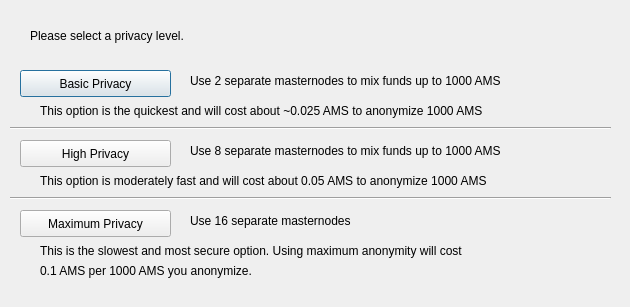
ALLMINER/XDE2, file src/qt/forms/darksendconfig.ui: the form before one commit.
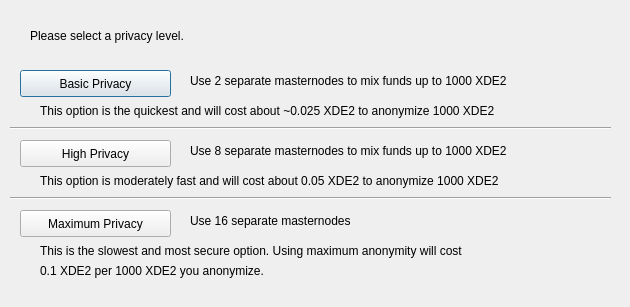
The form after the commit.

Patch:
```diff
--- a/src/qt/forms/darksendconfig.ui
+++ b/src/qt/forms/darksendconfig.ui
@@ -75,7 +75,7 @@
     </rect>
    </property>
    <property name="text">
-    <string>Use 2 separate masternodes to mix funds up to 1000 AMS</string>
+    <string>Use 2 separate masternodes to mix funds up to 1000 XDE2</string>
    </property>
   </widget>
   <widget class="QLabel" name="label_3">
@@ -88,7 +88,7 @@
     </rect>
    </property>
    <property name="text">
-    <string>Use 8 separate masternodes to mix funds up to 1000 AMS</string>
+    <string>Use 8 separate masternodes to mix funds up to 1000 XDE2</string>
    </property>
   </widget>
   <widget class="QLabel" name="label_4">
@@ -114,7 +114,7 @@
     </rect>
    </property>
    <property name="text">
-    <string>This option is the quickest and will cost about ~0.025 AMS to anonymize 1000 AMS</string>
+    <string>This option is the quickest and will cost about ~0.025 XDE2 to anonymize 1000 XDE2</string>
    </property>
   </widget>
   <widget class="QLabel" name="label_7">
@@ -127,7 +127,7 @@
     </rect>
    </property>
    <property name="text">
-    <string>This option is moderately fast and will cost about 0.05 AMS to anonymize 1000 AMS</string>
+    <string>This option is moderately fast and will cost about 0.05 XDE2 to anonymize 1000 XDE2</string>
    </property>
   </widget>
   <widget class="QLabel" name="label_8">
@@ -153,7 +153,7 @@
     </rect>
    </property>
    <property name="text">
-    <string>0.1 AMS per 1000 AMS you anonymize.</string>
+    <string>0.1 XDE2 per 1000 XDE2 you anonymize.</string>
    </property>
   </widget>
   <widget class="Line" name="line">
```
